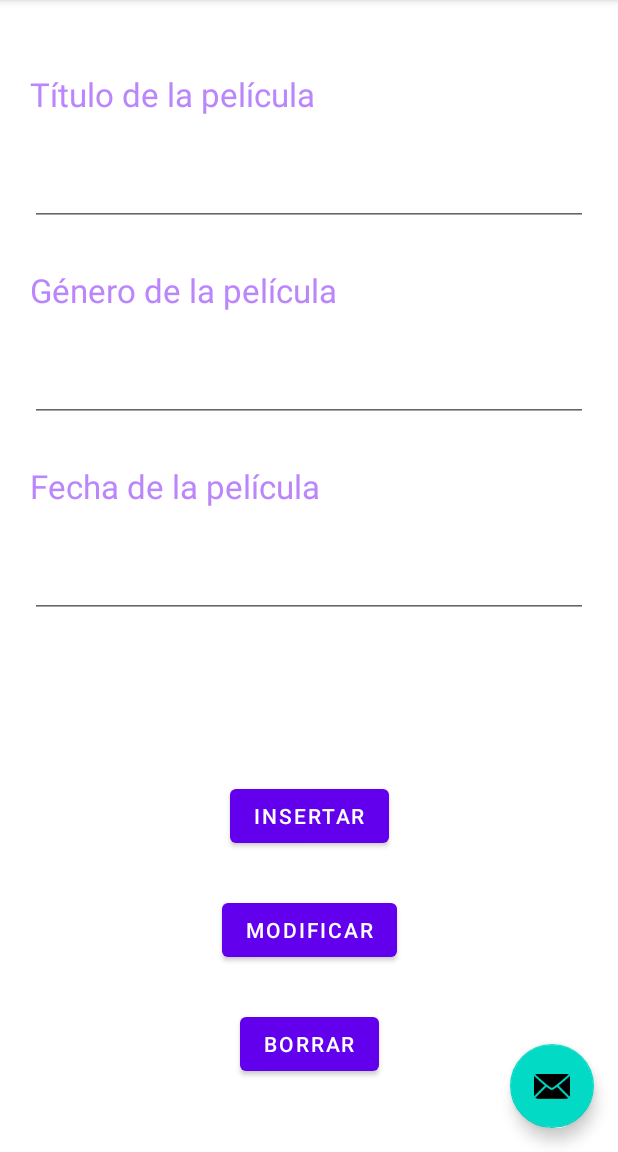
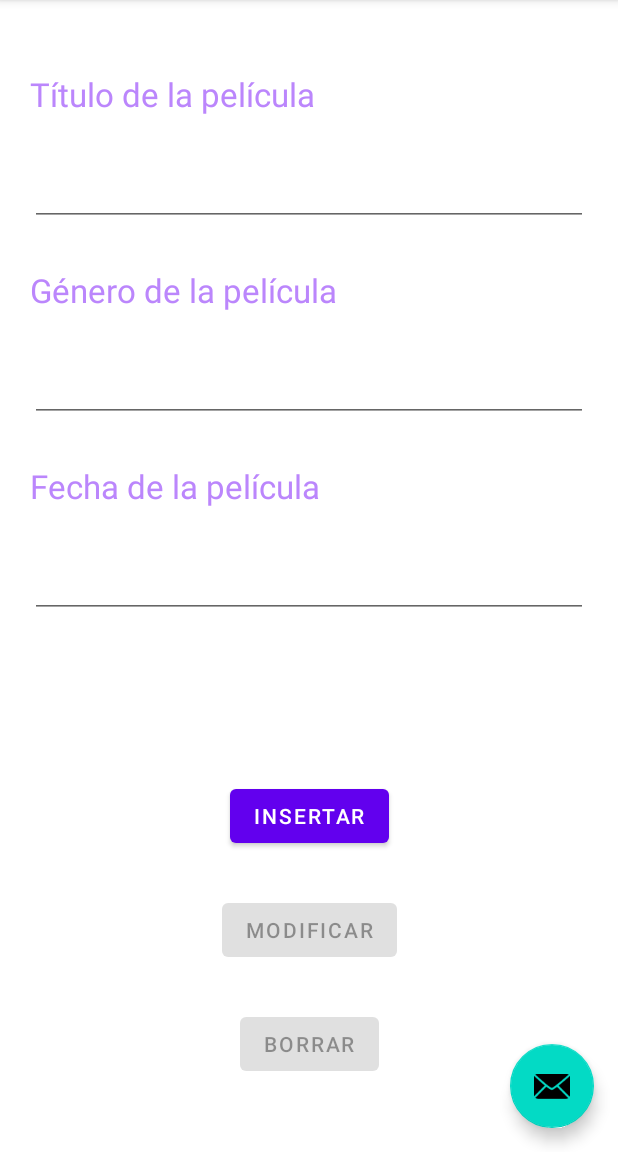
Before and after one commit to maiderDiazSalinas/RecyclerView, an Android app: the SecondFragment screen opened through its navigation route, after a tap on "INSERTAR", on a phone screen of 412 x 824 dp, the part 84-1236 px from its top. Run offline under Robolectric (Android 15) with nearby library versions, the phone set to English and light mode, and no system bars.

Commit message:
inserta datos cuando quiere borrar o modificar

```diff
--- a/app/src/main/java/com/example/recyclerview/SecondFragment.kt
+++ b/app/src/main/java/com/example/recyclerview/SecondFragment.kt
@@ -30,6 +30,22 @@ class SecondFragment : Fragment() {
     override fun onViewCreated(view: View, savedInstanceState: Bundle?) {
         super.onViewCreated(view, savedInstanceState)
 
+        titulo=view.findViewById(R.id.frag2_etTitulo)
+        genero=view.findViewById(R.id.frag2_etGenero)
+        fecha=view.findViewById(R.id.frag2_etFecha)
+
+        val posicion: Int? = arguments?.getInt("posicion")
+        if(posicion!=null){
+            titulo.setText((activity?.application as Aplicacion).listaPeliculas[posicion].titulo)
+            genero.setText((activity?.application as Aplicacion).listaPeliculas[posicion].genero)
+            fecha.setText((activity?.application as Aplicacion).listaPeliculas[posicion].fecha)
+            view.findViewById<Button>(R.id.frag2_bInsertar).setEnabled(false)
+        }
+        else{
+            view.findViewById<Button>(R.id.frag2_bModificar).setEnabled(false)
+            view.findViewById<Button>(R.id.frag2_bBorrar).setEnabled(false)
+        }
+
         view.findViewById<Button>(R.id.frag2_bInsertar).setOnClickListener{
             if (validar(view)){
                 (activity?.application as Aplicacion).listaPeliculas.add(Pelicula(titulo.text.toString(), genero.text.toString(), fecha.text.toString()))
@@ -41,9 +57,9 @@ class SecondFragment : Fragment() {
             if (validar(view)){
                 val posicion: Int? = arguments?.getInt("posicion")
                 if (posicion!=null) {
-                    (activity?.application as Aplicacion).listaPeliculas[posicion].titulo = this.titulo.text.toString()
-                    (activity?.application as Aplicacion).listaPeliculas[posicion].genero = this.genero.text.toString()
-                    (activity?.application as Aplicacion).listaPeliculas[posicion].fecha = this.fecha.text.toString()
+                    (activity?.application as Aplicacion).listaPeliculas[posicion].titulo = titulo.text.toString()
+                    (activity?.application as Aplicacion).listaPeliculas[posicion].genero = genero.text.toString()
+                    (activity?.application as Aplicacion).listaPeliculas[posicion].fecha = fecha.text.toString()
                     Toast.makeText(activity,"Pelicula modificada",Toast.LENGTH_SHORT).show()
                 }
             }
@@ -61,9 +77,6 @@ class SecondFragment : Fragment() {
 
     fun validar(view:View):Boolean{
         var errores=""
-        titulo=view.findViewById<EditText>(R.id.frag2_etTitulo)
-        genero=view.findViewById<EditText>(R.id.frag2_etGenero)
-        fecha=view.findViewById<EditText>(R.id.frag2_etFecha)
         if(titulo.text.isEmpty()) errores+="Tienes que insertar un título"
         if(genero.text.isEmpty()) errores+="Tienes que insertar un genero"
         if(fecha.text.isEmpty()) errores+="Tienes que insertar un fecha"
```
Also changed, not shown: app/src/main/java/com/example/recyclerview/FirstFragment.kt (+1 -8 lines).
